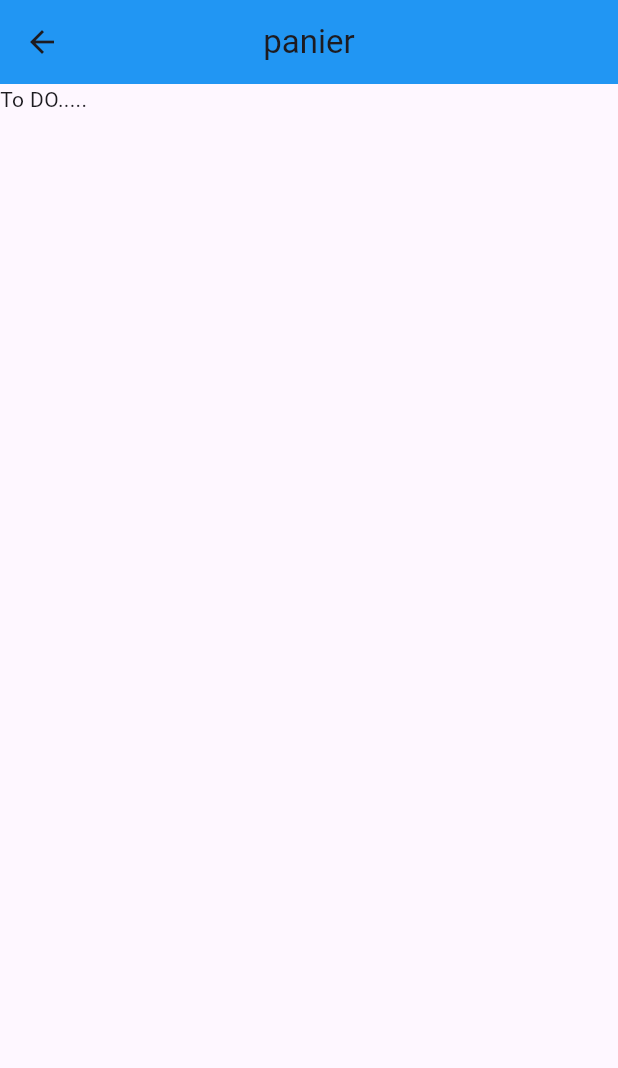
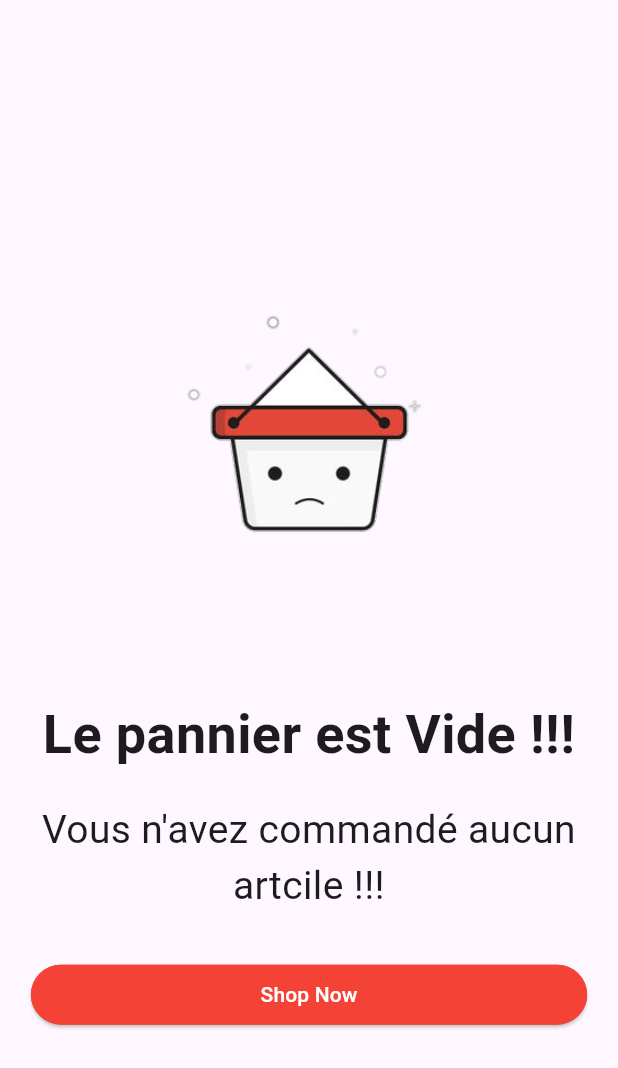
Before and after one commit to benjaziaPoly/25_26_4_DS_G1, a Flutter app: the PanierPage screen opened directly, on a phone screen of 412 x 824 dp. Shown: the top 1068 px of the screen. Run offline on Flutter 3.47's test engine with Material 3 defaults, Android fonts, the phone set to English and light mode, and no system bars; our stand-ins replace carousel_slider.

Commit message:
Implémentation du StateManger avec Provider: gestion Panier

```diff
--- a/lib/projet_e_commerce/model/class_produit.dart
+++ b/lib/projet_e_commerce/model/class_produit.dart
@@ -9,6 +9,7 @@ class Produit {
   String brand;
   String produitCategoryName;
   int quantity;
+
   Produit({
     required this.id,
     required this.title,
--- /dev/null
+++ b/lib/projet_e_commerce/model/class_produit_panier.dart
@@ -0,0 +1,22 @@
+class ProduitPanier {
+  String id = "";
+  String title = "";
+  String description = "";
+  double price = 0;
+  String imageUrl = "";
+  int quantite = 0;
+
+  ProduitPanier({
+    required this.id,
+    required this.title,
+    required this.description,
+    required this.price,
+    required this.imageUrl,
+    required this.quantite,
+  });
+
+  @override
+  String toString() {
+    return 'ProduitPanier(id: $id, title: $title,    price: $price, imageUrl: $imageUrl, quantite: $quantite)';
+  }
+}
--- /dev/null
+++ b/lib/projet_e_commerce/myWidgets/cart_empty.dart
@@ -0,0 +1,67 @@
+import 'package:flutter/material.dart';
+
+class CartEmpty extends StatelessWidget {
+  const CartEmpty({super.key});
+
+  @override
+  Widget build(BuildContext context) {
+    return Column(
+      mainAxisAlignment: MainAxisAlignment.center,
+      children: [
+        Container(
+          margin: const EdgeInsets.only(top: 50.0),
+          width: double.infinity,
+          height: MediaQuery.of(context).size.height * 0.3,
+          decoration: const BoxDecoration(
+            image: DecorationImage(
+              image: AssetImage('assets/img/emptycart.png'),
+              fit: BoxFit.cover,
+            ),
+          ),
+        ),
+        const SizedBox(height: 30.0),
+        Text(
+          "Le pannier est Vide !!!",
+          textAlign: TextAlign.center,
+          style: TextStyle(
+            color: Theme.of(context).textSelectionTheme.selectionColor,
+            fontSize: 36.0,
+            fontWeight: FontWeight.w600,
+          ),
+        ),
+        const SizedBox(height: 20.0),
+        Text(
+          "Vous n'avez commandé aucun artcile !!!",
+          textAlign: TextAlign.center,
+          style: TextStyle(
+            color: Theme.of(context).textSelectionTheme.selectionColor,
+            fontSize: 26.0,
+            fontWeight: FontWeight.w400,
+          ),
+        ),
+        const SizedBox(height: 30.0),
+        SizedBox(
+          width: MediaQuery.of(context).size.width * 0.9,
+          child: ElevatedButton(
+            onPressed: () {
+              Navigator.pushNamed(context, "listProduit");
+            },
+            style: ButtonStyle(
+              shape: WidgetStatePropertyAll(
+                RoundedRectangleBorder(
+                  borderRadius: BorderRadius.circular(20.0),
+                  side: const BorderSide(color: Colors.red),
+                ),
+              ),
+              backgroundColor: const WidgetStatePropertyAll(Colors.red),
+            ),
+            child: const Text(
+              'Shop Now',
+              style: TextStyle(color: Colors.white),
+            ),
+          ),
+        ),
+      ],
+    );
+  }
+}
--- a/lib/projet_e_commerce/pages/panier.dart
+++ b/lib/projet_e_commerce/pages/panier.dart
@@ -1,22 +1,83 @@
 import 'package:flutter/material.dart';
+import 'package:projet1/projet_e_commerce/model/class_produit_panier.dart';
+import 'package:projet1/projet_e_commerce/myWidgets/cart_empty.dart';
+import 'package:projet1/projet_e_commerce/myWidgets/widget_produit_dans_panier.dart';
+import 'package:projet1/projet_e_commerce/provider/cart_provider.dart';
+import 'package:provider/provider.dart';
 
-class PanierPage extends StatefulWidget {
+class PanierPage extends StatelessWidget {
   const PanierPage({super.key});
 
   @override
-  State<PanierPage> createState() => _MyWidgetState();
-}
+  Widget build(BuildContext context) {
+    //List<ProduitPanier> contenuPanier=[];// varaibel locale
+    final contenuPanier = Provider.of<PanierProvider>(context).Panier; //globle
 
-class _MyWidgetState extends State<PanierPage> {
-  @override
-  Widget build(BuildContext context) {
-    return Scaffold(
-      appBar: AppBar(
-        title: Text("panier"),
-        centerTitle: true,
-        backgroundColor: Colors.blue,
+    print("xxxTAILLE PANIER=" + contenuPanier.length.toString());
+
+    return contenuPanier.isEmpty
+        ? Scaffold(body: CartEmpty())
+        : Scaffold(
+            //bottomSheet: chekcoutsection(cartProvider.totalAmount),
+            appBar: AppBar(
+              title: Text("Nombre Produit: " + contenuPanier.length.toString()),
+              actions: [
+                IconButton(onPressed: () {}, icon: const Icon(Icons.remove)),
+              ],
+            ),
+            body: Padding(
+              padding: const EdgeInsets.only(bottom: 120),
+              child: ListView.builder(
+                itemCount: contenuPanier.length,
+                itemBuilder: (BuildContext ctx, int index) {
+                  return WidgetProduitPanier(
+                    produitPanier: contenuPanier[index],
+                  );
+                },
+              ),
+            ),
+          );
+
+    //CartEmpty(),
+  }
+
+  Widget chekcoutsection(double total) {
+    return Container(
+      decoration: const BoxDecoration(
+        border: Border(top: BorderSide(color: Colors.grey, width: 0.5)),
       ),
-      body: Text("To DO....."),
+      child: Padding(
+        padding: const EdgeInsets.all(8.0),
+        child: Row(
+          mainAxisAlignment: MainAxisAlignment.spaceAround,
+          children: [
+            ElevatedButton(
+              onPressed: () {},
+              style: ButtonStyle(
+                backgroundColor: const WidgetStatePropertyAll(Colors.red),
+                shape: WidgetStatePropertyAll(
+                  RoundedRectangleBorder(
+                    borderRadius: BorderRadius.circular(20.0),
+                  ),
+                ),
+              ),
+              child: const Text(
+                "Checkout",
+                style: TextStyle(color: Colors.black),
+              ),
+            ),
+            const SizedBox(width: 20),
+            const Text("Total", style: TextStyle(color: Colors.black)),
+            Text(
+              total.toString(),
+              style: const TextStyle(
+                color: Colors.blueAccent,
+                fontWeight: FontWeight.w600,
+              ),
+            ),
+          ],
+        ),
+      ),
     );
   }
 }
--- a/pubspec.yaml
+++ b/pubspec.yaml
@@ -35,6 +35,7 @@ dependencies:
   # Use with the CupertinoIcons class for iOS style icons.
   cupertino_icons: ^1.0.8
   carousel_slider: ^5.1.2
+  provider: ^6.1.5+1
 
 dev_dependencies:
   flutter_test:
```
Also changed, not shown: lib/projet_e_commerce/main.dart (+14 -7 lines), lib/projet_e_commerce/myWidgets/widget_produit_dans_panier.dart (added, +155 -0 lines), lib/projet_e_commerce/pages/produit_detail.dart (+18 -1 lines), lib/projet_e_commerce/provider/cart_provider.dart (added, +39 -0 lines), pubspec.lock.
